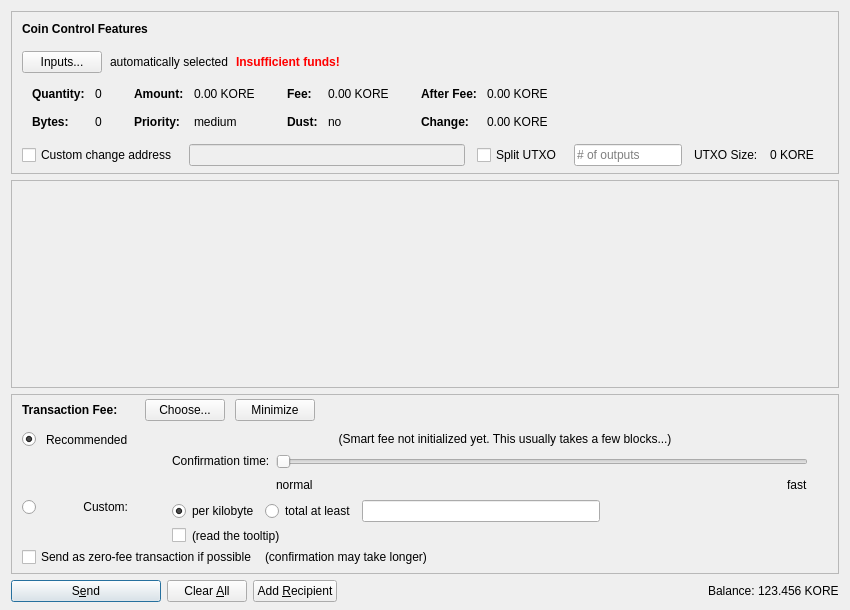
Before: the Qt Designer form src/qt/forms/sendcoinsdialog.ui in Kore-Core/KORE, drawn with Qt 5.
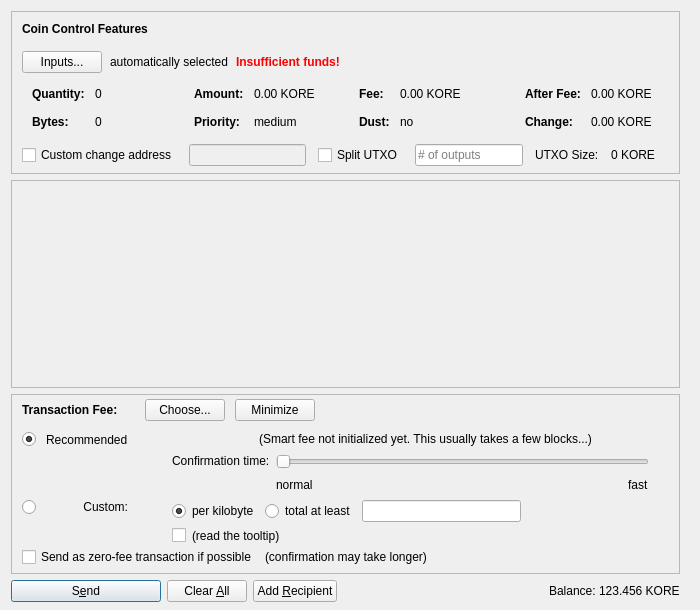
After: the same form once the commit is applied. Icons and pictures are not drawn. Custom widgets are drawn as their Qt base class.

```diff
--- a/src/qt/forms/sendcoinsdialog.ui
+++ b/src/qt/forms/sendcoinsdialog.ui
@@ -6,14 +6,23 @@
    <rect>
     <x>0</x>
     <y>0</y>
-    <width>850</width>
+    <width>700</width>
     <height>610</height>
    </rect>
   </property>
+  <property name="minimumSize">
+   <size>
+    <width>700</width>
+    <height>0</height>
+   </size>
+  </property>
   <property name="windowTitle">
    <string>Send Coins</string>
   </property>
   <layout class="QVBoxLayout" name="verticalLayout" stretch="0,1,0,0">
+   <property name="rightMargin">
+    <number>20</number>
+   </property>
    <property name="bottomMargin">
     <number>8</number>
    </property>
@@ -189,9 +198,9 @@
             <number>0</number>
            </property>
            <item>
-            <layout class="QHBoxLayout" name="horizontalLayoutCoinControl3" stretch="0,0,0,1">
+            <layout class="QHBoxLayout" name="horizontalLayoutCoinControl3" stretch="0,0,0,0">
              <property name="spacing">
-              <number>20</number>
+              <number>5</number>
              </property>
              <property name="topMargin">
               <number>0</number>
@@ -650,7 +659,7 @@
        <rect>
         <x>0</x>
         <y>0</y>
-        <width>830</width>
+        <width>669</width>
         <height>113</height>
        </rect>
       </property>
@@ -1417,17 +1426,17 @@
   </layout>
  </widget>
  <customwidgets>
-  <customwidget>
-   <class>QValidatedLineEdit</class>
-   <extends>QLineEdit</extends>
-   <header>qvalidatedlineedit.h</header>
-  </customwidget>
   <customwidget>
    <class>BitcoinAmountField</class>
    <extends>QLineEdit</extends>
    <header>bitcoinamountfield.h</header>
    <container>1</container>
   </customwidget>
+  <customwidget>
+   <class>QValidatedLineEdit</class>
+   <extends>QLineEdit</extends>
+   <header>qvalidatedlineedit.h</header>
+  </customwidget>
  </customwidgets>
  <resources>
   <include location="../kore.qrc"/>
```
